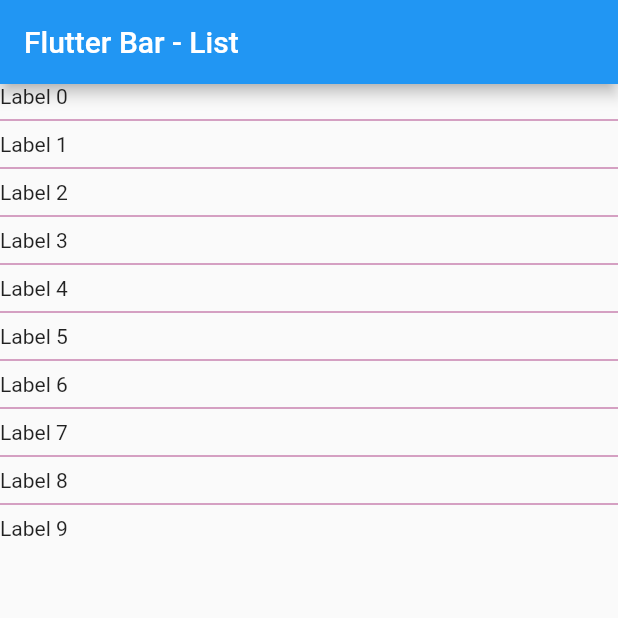
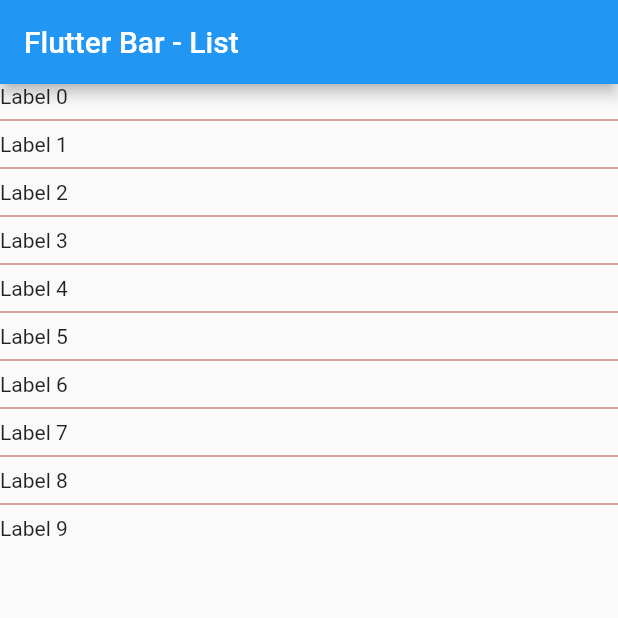
Before and after one commit to hustlebar/flutterbar, a Flutter app: the screen it shows after launch, on a phone screen of 412 x 824 dp, the top half of it. Run offline on Flutter 3.47's test engine with Material 2 defaults, Android fonts, the phone set to English and light mode, and no system bars.

Commit message:
Simple check in

```diff
--- a/lib/layouts/list.dart
+++ b/lib/layouts/list.dart
@@ -34,7 +34,7 @@ class FlutterBarList extends StatelessWidget {
       },
       separatorBuilder: (BuildContext context, int index) {
         return Divider(
-          color: Color.fromRGBO(150, 10, 100, 0.75),
+          color: Color.fromRGBO(150, 10, 10, 0.75),
         );
       },
       itemCount: 10
```
